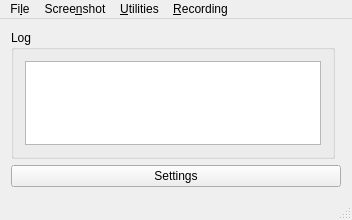
Old version of the form mainwindow.ui in the repository ArsenArsen/KShare.
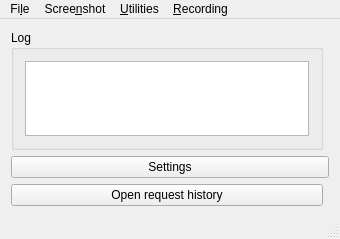
New version of the form. Icons and pictures are not drawn.

Commit message: Request logging

```diff
--- a/mainwindow.ui
+++ b/mainwindow.ui
@@ -6,8 +6,8 @@
    <rect>
     <x>0</x>
     <y>0</y>
-    <width>352</width>
-    <height>220</height>
+    <width>340</width>
+    <height>239</height>
    </rect>
   </property>
   <property name="windowTitle">
@@ -25,13 +25,6 @@
     </sizepolicy>
    </property>
    <layout class="QGridLayout" name="gridLayout">
-    <item row="1" column="0" colspan="2">
-     <widget class="QPushButton" name="settings">
-      <property name="text">
-       <string>Settings</string>
-      </property>
-     </widget>
-    </item>
     <item row="0" column="0">
      <widget class="QGroupBox" name="groupBox">
       <property name="title">
@@ -44,15 +37,30 @@
       </layout>
      </widget>
     </item>
+    <item row="1" column="0" colspan="2">
+     <widget class="QPushButton" name="settings">
+      <property name="text">
+       <string>Settings</string>
+      </property>
+     </widget>
+    </item>
+    <item row="2" column="0">
+     <widget class="QPushButton" name="history">
+      <property name="text">
+       <string>Open request history</string>
+      </property>
+     </widget>
+    </item>
    </layout>
   </widget>
+  <widget class="QStatusBar" name="statusBar"/>
   <widget class="QMenuBar" name="menuBar">
    <property name="geometry">
     <rect>
      <x>0</x>
      <y>0</y>
-     <width>352</width>
-     <height>25</height>
+     <width>340</width>
+     <height>22</height>
     </rect>
    </property>
    <widget class="QMenu" name="menuFile">
@@ -91,7 +99,6 @@
    <addaction name="menuUtilities"/>
    <addaction name="menuRecording"/>
   </widget>
-  <widget class="QStatusBar" name="statusBar"/>
   <action name="actionQuit">
    <property name="text">
     <string>&amp;Quit</string>
```
The commit also changes 12 other files.
